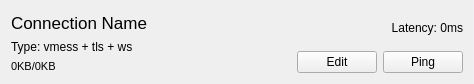
Above: src/ui/widgets/ConnectionWidget.ui from Qv2ray/Qv2ray before the change. Below: the same form after it.
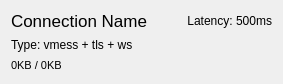
That is the form after the change.

Commit message: wip: add: added full connection list view support

Patch:
```diff
--- a/src/ui/widgets/ConnectionWidget.ui
+++ b/src/ui/widgets/ConnectionWidget.ui
@@ -6,16 +6,16 @@
    <rect>
     <x>0</x>
     <y>0</y>
-    <width>474</width>
+    <width>283</width>
     <height>84</height>
    </rect>
   </property>
   <property name="windowTitle">
    <string>Form</string>
   </property>
-  <layout class="QGridLayout" name="gridLayout" columnstretch="1,0">
-   <item row="0" column="0" rowspan="2">
-    <layout class="QVBoxLayout" name="verticalLayout_2" stretch="1,0,0">
+  <layout class="QVBoxLayout" name="verticalLayout">
+   <item>
+    <layout class="QHBoxLayout" name="horizontalLayout">
      <item>
       <widget class="QLabel" name="connNameLabel">
        <property name="font">
@@ -29,53 +29,35 @@
       </widget>
      </item>
      <item>
-      <widget class="QLabel" name="connTypeLabel">
+      <widget class="QLabel" name="latencyLabel">
        <property name="text">
-        <string>Type: vmess + tls + ws</string>
+        <string>Latency: 500ms</string>
        </property>
-      </widget>
-     </item>
-     <item>
-      <widget class="QLabel" name="dataLabel">
-       <property name="font">
-        <font>
-         <pointsize>8</pointsize>
-        </font>
+       <property name="alignment">
+        <set>Qt::AlignRight|Qt::AlignTrailing|Qt::AlignVCenter</set>
        </property>
-       <property name="text">
-        <string>0KB/0KB</string>
-       </property>
       </widget>
      </item>
     </layout>
    </item>
-   <item row="0" column="1">
-    <widget class="QLabel" name="latencyLabel">
+   <item>
+    <widget class="QLabel" name="connTypeLabel">
      <property name="text">
-      <string>Latency: 0ms</string>
+      <string>Type: vmess + tls + ws</string>
      </property>
-     <property name="alignment">
-      <set>Qt::AlignRight|Qt::AlignTrailing|Qt::AlignVCenter</set>
-     </property>
     </widget>
    </item>
-   <item row="1" column="1">
-    <layout class="QHBoxLayout" name="horizontalLayout">
-     <item>
-      <widget class="QPushButton" name="editBtn">
-       <property name="text">
-        <string>Edit</string>
-       </property>
-      </widget>
-     </item>
-     <item>
-      <widget class="QPushButton" name="latencyBtn">
-       <property name="text">
-        <string>Ping</string>
-       </property>
-      </widget>
-     </item>
-    </layout>
+   <item>
+    <widget class="QLabel" name="dataLabel">
+     <property name="font">
+      <font>
+       <pointsize>8</pointsize>
+      </font>
+     </property>
+     <property name="text">
+      <string>0KB / 0KB</string>
+     </property>
+    </widget>
    </item>
   </layout>
  </widget>
```
The commit also changes 38 other files.
